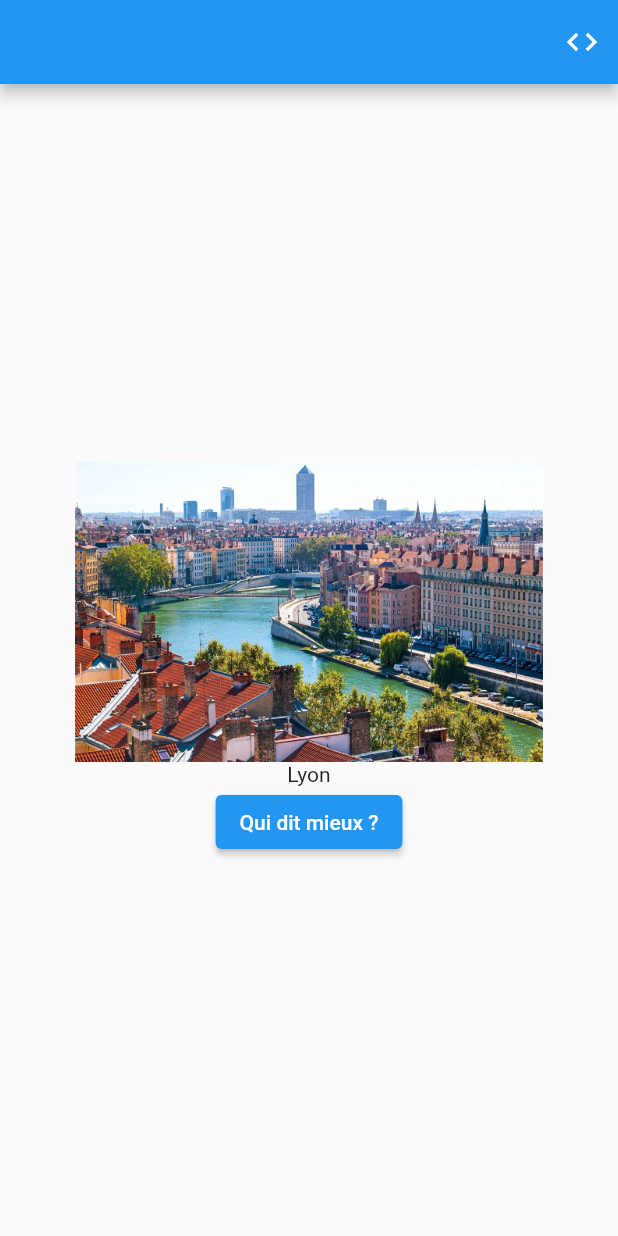
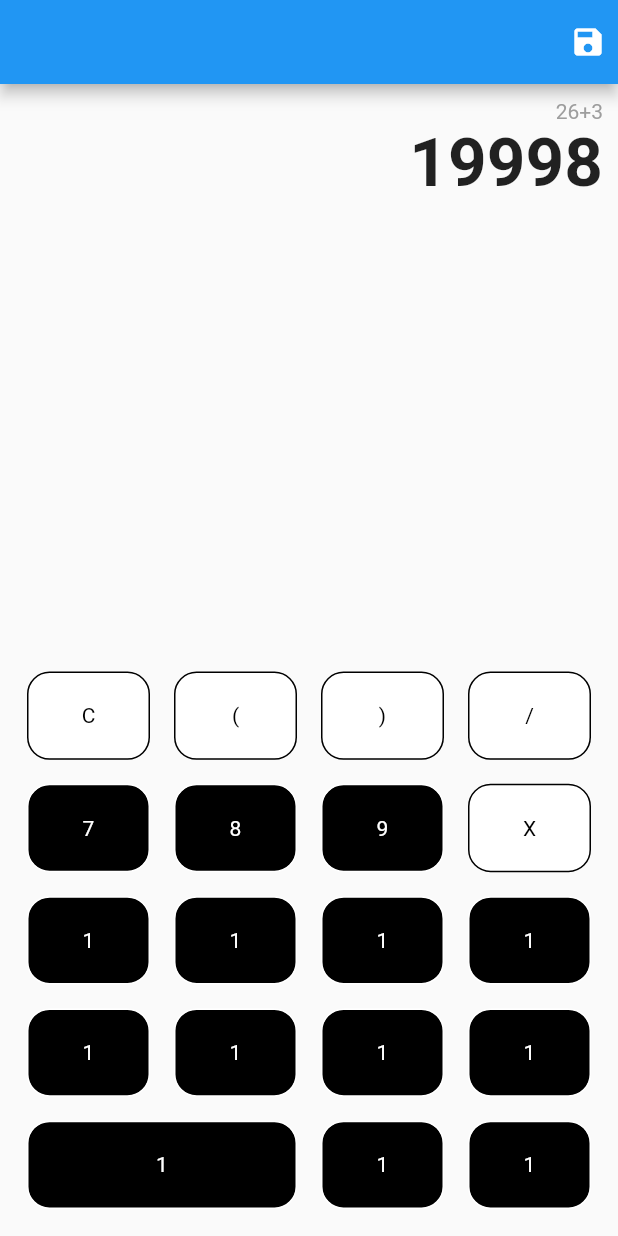
Before and after one commit to jobehi/flutter_beautiful_ui_demo, a Flutter app: the screen it shows after launch, on a phone screen of 412 x 824 dp. Run offline on Flutter 3.47's test engine with Material 2 defaults, Android fonts, the phone set to English and light mode, and no system bars; our stand-ins replace google_fonts, string_scanner.

Commit message:
add home screen

```diff
--- /dev/null
+++ b/lib/app/screens/HomeScreen/home_screen.dart
@@ -0,0 +1,114 @@
+import 'package:flutter/material.dart';
+
+import 'widgets/my_button.dart';
+
+class HomeScreen extends StatefulWidget {
+  const HomeScreen({Key? key}) : super(key: key);
+
+  @override
+  _HomeScreenState createState() => _HomeScreenState();
+}
+
+class _HomeScreenState extends State<HomeScreen> {
+  @override
+  Widget build(BuildContext context) {
+    return Scaffold(
+      appBar: AppBar(
+        actions: const [
+          Padding(
+            padding: EdgeInsets.all(8.0),
+            child: Icon(Icons.save),
+          )
+        ],
+      ),
+      body: Padding(
+        padding: const EdgeInsets.all(10),
+        child: Column(
+          crossAxisAlignment: CrossAxisAlignment.end,
+          mainAxisAlignment: MainAxisAlignment.spaceBetween,
+          children: [
+            Column(
+              crossAxisAlignment: CrossAxisAlignment.end,
+              children: const [
+                Text(
+                  '26+3',
+                  style: TextStyle(color: Colors.grey),
+                ),
+                Text(
+                  '19998',
+                  style: TextStyle(fontSize: 45, fontWeight: FontWeight.bold),
+                )
+              ],
+            ),
+            Column(
+              children: [
+                Row(
+                  mainAxisAlignment: MainAxisAlignment.spaceEvenly,
+                  children: const [
+                    MyButton(
+                      content: 'C',
+                      isDark: false,
+                    ),
+                    MyButton(
+                      content: '(',
+                      isDark: false,
+                    ),
+                    MyButton(
+                      content: ')',
+                      isDark: false,
+                    ),
+                    MyButton(
+                      content: '/',
+                      isDark: false,
+                    ),
+                  ],
+                ),
+                Row(
+                  mainAxisAlignment: MainAxisAlignment.spaceEvenly,
+                  children: const [
+                    MyButton(content: '7'),
+                    MyButton(content: '8'),
+                    MyButton(content: '9'),
+                    MyButton(
+                      content: 'X',
+                      isDark: false,
+                    ),
+                  ],
+                ),
+                Row(
+                  mainAxisAlignment: MainAxisAlignment.spaceEvenly,
+                  children: const [
+                    MyButton(content: '1'),
+                    MyButton(content: '1'),
+                    MyButton(content: '1'),
+                    MyButton(content: '1'),
+                  ],
+                ),
+                Row(
+                  mainAxisAlignment: MainAxisAlignment.spaceEvenly,
+                  children: const [
+                    MyButton(content: '1'),
+                    MyButton(content: '1'),
+                    MyButton(content: '1'),
+                    MyButton(content: '1'),
+                  ],
+                ),
+                Row(
+                  mainAxisAlignment: MainAxisAlignment.spaceEvenly,
+                  children: const [
+                    MyButton(
+                      content: '1',
+                      doesStretch: true,
+                    ),
+                    MyButton(content: '1'),
+                    MyButton(content: '1'),
+                  ],
+                )
+              ],
+            )
+          ],
+        ),
+      ),
+    );
+  }
+}
--- /dev/null
+++ b/lib/app/screens/HomeScreen/widgets/my_button.dart
@@ -0,0 +1,45 @@
+import 'package:flutter/material.dart';
+
+class MyButton extends StatelessWidget {
+  const MyButton({
+    Key? key,
+    required this.content,
+    this.doesStretch = false,
+    this.isDark = true,
+  }) : super(key: key);
+
+  final String content;
+  final bool doesStretch;
+  final bool isDark;
+
+  @override
+  Widget build(BuildContext context) {
+    var screenWidth = MediaQuery.of(context).size.width;
+    return Expanded(
+      flex: doesStretch ? 2 : 1,
+      child: Padding(
+        padding: const EdgeInsets.all(8.0),
+        child: InkWell(
+          borderRadius: BorderRadius.circular(15),
+          onTap: () {},
+          splashColor: Colors.red,
+          child: Ink(
+            decoration: BoxDecoration(
+              border: Border.all(
+                  color: isDark ? Colors.white : Colors.black, width: 1),
+              borderRadius: BorderRadius.circular(15),
+              color: isDark ? Colors.black : Colors.white,
+            ),
+            height: screenWidth / 7,
+            child: Center(
+              child: Text(
+                content,
+                style: TextStyle(color: isDark ? Colors.white : Colors.black),
+              ),
+            ),
+          ),
+        ),
+      ),
+    );
+  }
+}
--- a/lib/main.dart
+++ b/lib/main.dart
@@ -1,5 +1,7 @@
 import 'package:flutter/material.dart';
-import 'package:myflutterapp/demo/component_1.dart';
+import 'package:myflutterapp/app/screens/HomeScreen/home_screen.dart';
+
+import 'app/screens/misc/my_second_screen.dart';
 
 void main() {
   runApp(const MyApp());
@@ -7,40 +9,12 @@ void main() {
 
 class MyApp extends StatelessWidget {
   const MyApp({Key? key}) : super(key: key);
+
   @override
   Widget build(BuildContext context) {
-    return const MaterialApp(
+    return MaterialApp(
       debugShowCheckedModeBanner: false,
-      title: 'Flutter Demo',
-      home: Component1(),
+      home: HomeScreen(),
     );
   }
 }
-
-class HomePage extends StatelessWidget {
-  const HomePage({Key? key}) : super(key: key);
-
-  @override
-  Widget build(BuildContext context) {
-    return Scaffold(
-      body: Center(
-        child: Column(
-          crossAxisAlignment: CrossAxisAlignment.center,
-          mainAxisAlignment: MainAxisAlignment.center,
-          mainAxisSize: MainAxisSize.min,
-          children: [
-            Row(
-              mainAxisSize: MainAxisSize.min,
-              children: const [Icon(Icons.plus_one), Icon(Icons.home)],
-            ),
-            const Text(
-              'Premier element',
-              style: TextStyle(color: Colors.black),
-            ),
-            const Text('Deuxieme element'),
-          ],
-        ),
-      ),
-    );
-  }
-}
```
Also changed, not shown: lib/app/screens/misc/my_first_screen.dart (added, +42 -0 lines), lib/app/screens/misc/my_second_screen.dart (added, +68 -0 lines), firebase.json (added), 2 other files.
